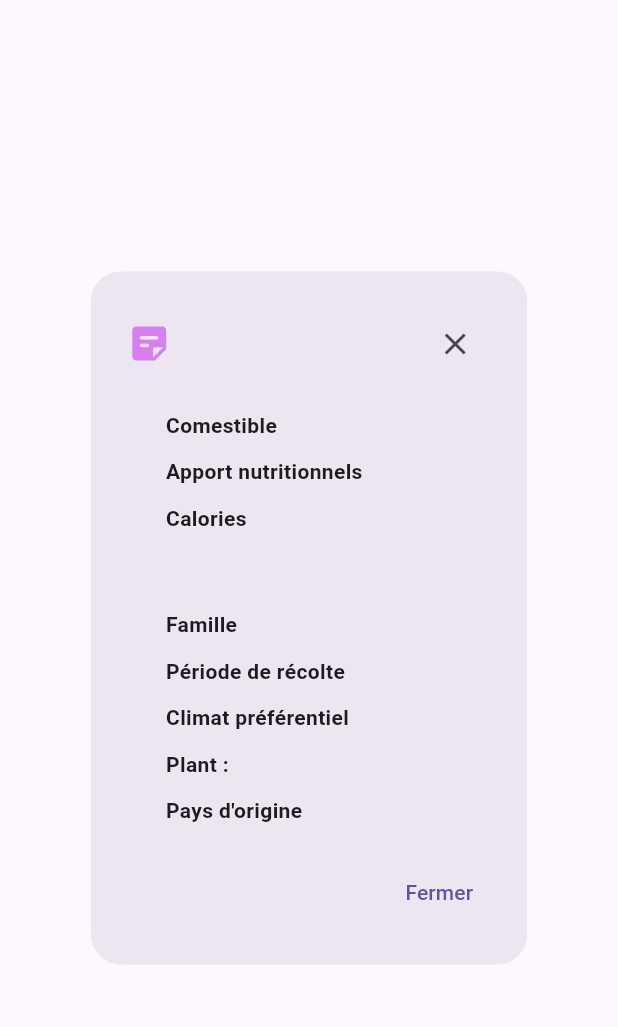
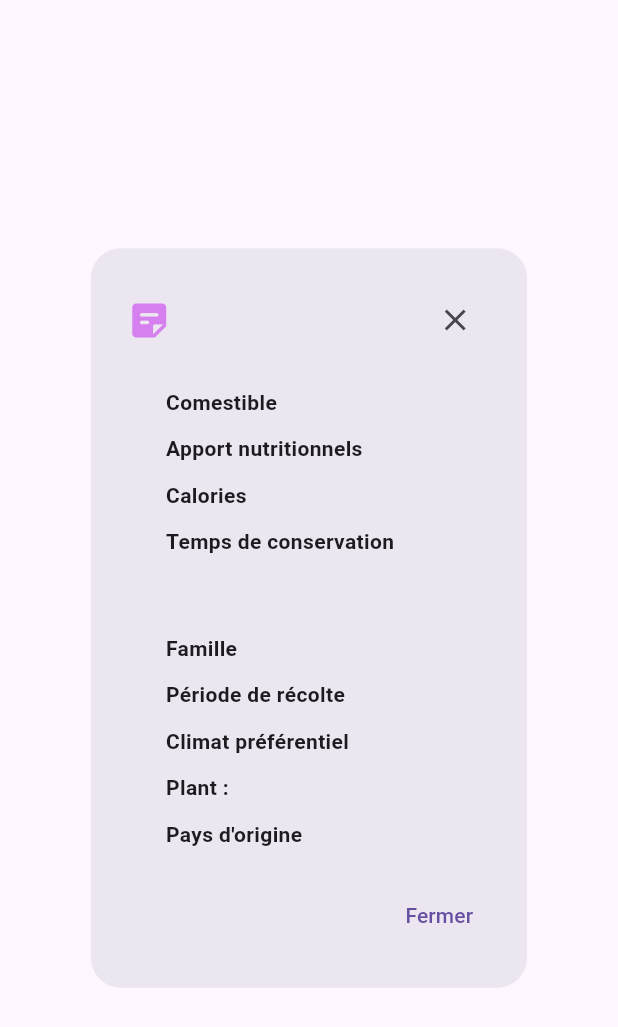
Before and after one commit to IUTNancyCharlemagne/huggingface-api-TanguyFox, a Flutter app: what buildPopUpInfo() shows on an empty page, opened directly with empty values, on a phone screen of 412 x 824 dp. Shown: the top 1027 px of the screen. Run offline on Flutter 3.47's test engine with Material 3 defaults, Android fonts, the phone set to English and light mode, and no system bars; our stand-ins replace cached_network_image, carousel_slider, dio, flutter_linkify, image_cropper, image_picker and 3 more; missing offline and left inert: camera_web, empty_widget, image_picker_for_web; network calls fail.

Commit message:
Add fruits infos

```diff
--- a/assets/data/data.json
+++ b/assets/data/data.json
@@ -9,7 +9,8 @@
     "plant" : "Pommier (arbre)",
     "origin" : "Asie",
     "health" : "Fibres, vitamines, antioxydants",
-    "calorie" : "52kcal/100g"
+    "calorie" : "52kcal/100g",
+    "conservation" : "Quelques semaines / mois (suivant la variété)"
 },
 {
     "label" : "mango",
@@ -21,7 +22,8 @@
     "plant" : "Manguier (arbre)",
     "origin" : "Inde",
     "health" : "Vitamines, antioxydants",
-    "calorie" : "60kcal/100g"
+    "calorie" : "60kcal/100g",
+    "conservation" : "2 jours (temp. ambiante)"
 },
 {
     "label" : "banana",
@@ -33,7 +35,8 @@
     "plant" : "Bananier (herbe)",
     "origin" : "Papouasie-Nouvelle-Guinée",
     "health" : "Fibres, vitamines, minéraux",
-    "calorie" : "89kcal/100g"
+    "calorie" : "89kcal/100g",
+    "conservation" : "2 semaines (temp. ambiante)"
 },
 {
     "label" : "blueberry",
@@ -45,6 +48,7 @@
     "plant" : "Myrtillier (buisson)",
     "origin" : "Amérique",
     "health" : "Vitamines, minéraux, antioxydants",
-    "calorie" : "57kcal/100g"
+    "calorie" : "57kcal/100g",
+    "conservation" : "1 semaine (frigo, couvertes)"
 }
 ]
--- a/lib/main.dart
+++ b/lib/main.dart
@@ -18,7 +18,7 @@ final List<String> imgList = [
   'https://raw.githubusercontent.com/IUTNancyCharlemagne/huggingface-api-TanguyFox/main/assets/samples/apple/red_apple.jpeg',
   'https://raw.githubusercontent.com/IUTNancyCharlemagne/huggingface-api-TanguyFox/main/assets/samples/banana/pilled_banana.jpeg',
   'https://raw.githubusercontent.com/IUTNancyCharlemagne/huggingface-api-TanguyFox/main/assets/samples/mango/mango_on_tree.jpeg',
-  'https://raw.githubusercontent.com/IUTNancyCharlemagne/huggingface-api-TanguyFox/main/assets/samples/mango/myrtille_in_hand.jpeg'
+  //'https://raw.githubusercontent.com/IUTNancyCharlemagne/huggingface-api-TanguyFox/main/assets/samples/mango/myrtille_in_hand.jpeg'
 ];
 
 void main() {
@@ -206,7 +206,7 @@ class _MyHomePageState extends State<MyHomePage> {
                             ),
                           ),
                           padding: const EdgeInsets.symmetric(
-                              vertical: 10.0, horizontal: 20.0),
+                              vertical: 10.0, horizontal: 8.0),
                           child: Text(
                             imgList[imgList.indexOf(item)]
                                 .split('/')
@@ -217,6 +217,7 @@ class _MyHomePageState extends State<MyHomePage> {
                               fontSize: 15.0,
                               fontWeight: FontWeight.bold,
                             ),
+                            textAlign: TextAlign.center,
                           ),
                         ),
                       ),
@@ -229,6 +230,7 @@ class _MyHomePageState extends State<MyHomePage> {
       child: Scaffold(
         appBar: AppBar(
           title: Text(widget.title),
+          centerTitle: true,
           backgroundColor:
               const Color.fromARGB(236, 250, 215, 255).withOpacity(0.5),
         ),
--- a/lib/widgets.dart
+++ b/lib/widgets.dart
@@ -136,6 +136,8 @@ Widget buildPopUpInfo(dynamic infos, BuildContext context) {
             buildInfoRow("Apport nutritionnels", infos['health'], 58),
             const SizedBox(height: 10),
             buildInfoRow("Calories", infos['calorie'], 137),
+            const SizedBox(height: 10),
+            buildInfoRow("Temps de conservation", infos['conservation'], 38),
             const SizedBox(height: 50),
             buildInfoRow("Famille", infos['family'], 142),
             const SizedBox(height: 10),
```
